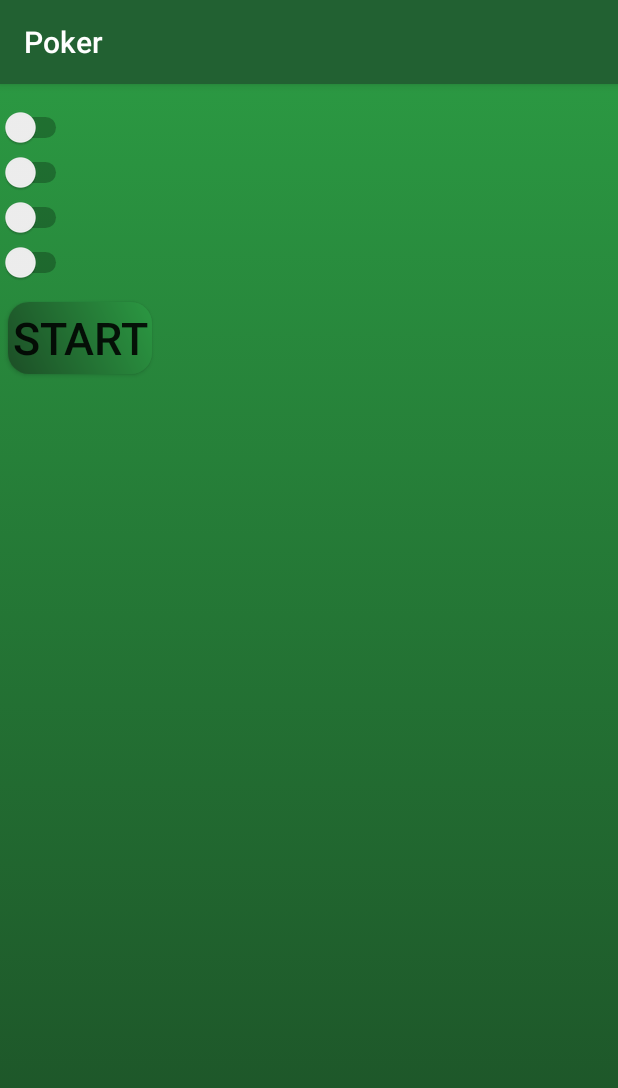
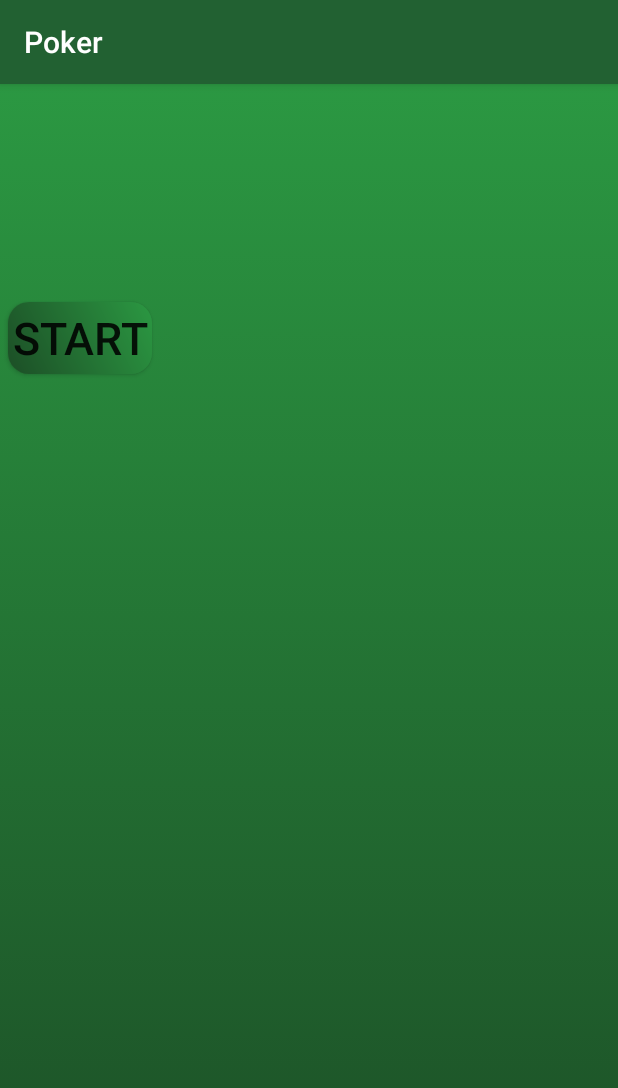
Before and after one commit to SkinnyPigeon/Android_Poker, an Android app: the screen it shows after launch (MainActivity), on a phone screen of 412 x 824 dp. Shown: the top 1088 px of the screen. Run offline under Robolectric (Android 15) with nearby library versions, the phone set to English and light mode, and no system bars.

Commit message:
the call is fixed. next to sort out the winner array again

```diff
--- a/app/src/main/java/com/example/user/cards/MainActivity.java
+++ b/app/src/main/java/com/example/user/cards/MainActivity.java
@@ -8,6 +8,8 @@ import android.widget.Button;
 import android.widget.CompoundButton;
 import android.widget.TextView;
 import android.widget.Switch;
+
+import java.util.ArrayList;
 
 /**
  * Created by user on 19/08/2016.
@@ -28,9 +30,9 @@ public class MainActivity extends AppCompatActivity{
     Button mFold;
     Button mWinner;
     TextView mWinnerName;
+    ArrayList< Player > mDefaultPlayers;
 
     TextView mPlayerBet;
-
 
     TextView mPotValue;
 
@@ -38,10 +40,10 @@ public class MainActivity extends AppCompatActivity{
 
     TextView mPlayerChips;
 
-    Switch mPOneTog;
-    Switch mPTwoTog;
-    Switch mPThreeTog;
-    Switch mPFourTog;
+//    Switch mPOneTog;
+//    Switch mPTwoTog;
+//    Switch mPThreeTog;
+//    Switch mPFourTog;
 
     boolean mPOneReady;
     boolean mPTwoReady;
@@ -55,7 +57,6 @@ public class MainActivity extends AppCompatActivity{
 
     Game mGame;
     TestCards mCards;
-    Logic mLogic;
 
     private static Integer mBetValue;
 
@@ -74,62 +75,71 @@ public class MainActivity extends AppCompatActivity{
 
         mToCall = ( TextView )findViewById( R.id.to_call );
 
-
         mCommunityCards = ( TextView )findViewById( R.id.community_cards );
 
         mGame = new Game(4);
-        mPOneTog = ( Switch )findViewById( R.id.p_one_toggle );
-        mPTwoTog = ( Switch )findViewById( R.id.p_two_toggle );
-        mPThreeTog = ( Switch )findViewById( R.id.p_three_toggle );
-        mPFourTog = ( Switch )findViewById( R.id.p_four_toggle );
 
-        mPOneTog.setOnCheckedChangeListener(new CompoundButton.OnCheckedChangeListener() {
-            @Override
-            public void onCheckedChanged(CompoundButton buttonView, boolean isChecked) {
-                if (isChecked) {
-                    mPOneReady = true;
+        mDefaultPlayers = new ArrayList<Player>();
+//        mPOneTog = ( Switch )findViewById( R.id.p_one_toggle );
+//        mPTwoTog = ( Switch )findViewById( R.id.p_two_toggle );
+//        mPThreeTog = ( Switch )findViewById( R.id.p_three_toggle );
+//        mPFourTog = ( Switch )findViewById( R.id.p_four_toggle );
+
+//        mPOneTog.setOnCheckedChangeListener(new CompoundButton.OnCheckedChangeListener() {
+//            @Override
+//            public void onCheckedChanged(CompoundButton buttonView, boolean isChecked) {
+//                if (isChecked) {
+//                    mPOneReady = true;
                     mJeff = new Player("Jeff", 1);
                     mJeff.in();
-                    mGame.addPlayerToGame(mJeff);
-                }
-            }
-        });
 
-        mPTwoTog.setOnCheckedChangeListener(new CompoundButton.OnCheckedChangeListener() {
-            @Override
-            public void onCheckedChanged(CompoundButton buttonView, boolean isChecked) {
-                if( isChecked ) {
-                    mPTwoReady = true;
+//                    mGame.addPlayerToGame(mJeff);
+//                }
+//            }
+//        });
+//
+//        mPTwoTog.setOnCheckedChangeListener(new CompoundButton.OnCheckedChangeListener() {
+//            @Override
+//            public void onCheckedChanged(CompoundButton buttonView, boolean isChecked) {
+//                if( isChecked ) {
+//                    mPTwoReady = true;
                     mSteve = new Player( "Steve", 2 );
                     mSteve.in();
-                    mGame.addPlayerToGame( mSteve );
-                }
-            }
-        });
-
-        mPThreeTog.setOnCheckedChangeListener(new CompoundButton.OnCheckedChangeListener() {
-            @Override
-            public void onCheckedChanged(CompoundButton buttonView, boolean isChecked) {
-                if( isChecked ) {
-                    mPThreeReady = true;
+//                    mGame.addPlayerToGame( mSteve );
+//                }
+//            }
+//        });
+//
+//        mPThreeTog.setOnCheckedChangeListener(new CompoundButton.OnCheckedChangeListener() {
+//            @Override
+//            public void onCheckedChanged(CompoundButton buttonView, boolean isChecked) {
+//                if( isChecked ) {
+//                    mPThreeReady = true;
                     mDave = new Player( "Dave", 3 );
                     mDave.in();
-                    mGame.addPlayerToGame( mDave );
-                }
-            }
-        });
-
-        mPFourTog.setOnCheckedChangeListener(new CompoundButton.OnCheckedChangeListener() {
-            @Override
-            public void onCheckedChanged(CompoundButton buttonView, boolean isChecked) {
-                if( isChecked ) {
-                    mPFourReady = true;
+//                    mGame.addPlayerToGame( mDave );
+//                }
+//            }
+//        });
+//
+//        mPFourTog.setOnCheckedChangeListener(new CompoundButton.OnCheckedChangeListener() {
+//            @Override
+//            public void onCheckedChanged(CompoundButton buttonView, boolean isChecked) {
+//                if( isChecked ) {
+//                    mPFourReady = true;
                     mBob = new Player( "Bob", 4 );
                     mBob.in();
-                    mGame.addPlayerToGame( mBob );
-                }
-            }
-        });
+//                    mGame.addPlayerToGame( mBob );
+//                }
+//            }
+//        });
+
+        mDefaultPlayers.add( mJeff );
+        mDefaultPlayers.add( mSteve );
+        mDefaultPlayers.add( mDave);
+        mDefaultPlayers.add(mBob );
+
+        cloner();
 
         mPlus = ( Button )findViewById( R.id.plus );
         mCall = ( Button )findViewById( R.id.call );
@@ -145,15 +155,8 @@ public class MainActivity extends AppCompatActivity{
 
         mBetValue = 0;
 
-        mPlus.setVisibility(View.INVISIBLE);
-        mCall.setVisibility(View.INVISIBLE);
-        mBet.setVisibility(View.INVISIBLE);
-        mPotValue.setVisibility(View.INVISIBLE);
-        mCommunityCards.setVisibility(View.INVISIBLE);
-        mCheck.setVisibility(View.INVISIBLE);
-        mFold.setVisibility(View.INVISIBLE);
-        mWinner.setVisibility(View.INVISIBLE);
-        mToCall.setVisibility(View.INVISIBLE);
+        hideEverthing();
+
 
         mStart.setOnClickListener(new View.OnClickListener() {
             @Override
@@ -161,25 +164,25 @@ public class MainActivity extends AppCompatActivity{
 
                 mCards = new TestCards();
 
-                if (mPOneReady) {
+//                if (mPOneReady) {
                     mGame.accessPlayer(0).takeCard(mCards.deal());
                     mGame.accessPlayer(0).takeCard(mCards.deal());
-                }
+//                }
 
-                if (mPTwoReady) {
+//                if (mPTwoReady) {
                     mGame.accessPlayer(1).takeCard(mCards.deal());
                     mGame.accessPlayer(1).takeCard(mCards.deal());
-                }
+//                }
 
-                if (mPThreeReady) {
+//                if (mPThreeReady) {
                     mGame.accessPlayer(2).takeCard(mCards.deal());
                     mGame.accessPlayer(2).takeCard(mCards.deal());
-                }
+//                }
 
-                if (mPFourReady) {
+//                if (mPFourReady) {
                     mGame.accessPlayer(3).takeCard(mCards.deal());
                     mGame.accessPlayer(3).takeCard(mCards.deal());
-                }
+//                }
 
                 mGame.takeCard(mCards.deal());
                 mGame.takeCard(mCards.deal());
@@ -193,21 +196,15 @@ public class MainActivity extends AppCompatActivity{
 
                 mCommunityCards.setText(mGameCards);
 
-                mPOneTog.setVisibility(View.INVISIBLE);
-                mPTwoTog.setVisibility(View.INVISIBLE);
-                mPThreeTog.setVisibility(View.INVISIBLE);
-                mPFourTog.setVisibility(View.INVISIBLE);
-                mStart.setVisibility(View.INVISIBLE);
+                hideStart();
 
-                mPlus.setVisibility(View.VISIBLE);
-                mCall.setVisibility(View.VISIBLE);
-                mBet.setVisibility(View.VISIBLE);
-                mPotValue.setVisibility(View.VISIBLE);
-                mFold.setVisibility((View.VISIBLE));
-                mWinner.setVisibility(View.VISIBLE);
-                mToCall.setVisibility(View.VISIBLE);
+                showEverything();
 
-                mGame.megaCheck(mJeff, mSteve, mDave, mBob);
+                for( int i = 0; i < mGame.getArraySize(); i++ ) {
+                    mGame.accessPlayer(i).in();
+                }
+
+                mGame.megaCheck( mGame.accessPlayer(0), mGame.accessPlayer(1), mGame.accessPlayer(2), mGame.accessPlayer(3) );
 
                 Integer pot = mGame.showPot();
                 String potText = "Pot: " + " " + pot.toString();
@@ -275,9 +272,7 @@ public class MainActivity extends AppCompatActivity{
                 if( mGame.getArraySize() == 1 ) {
                     mGame.handWon(mGame.getCurrentPlayer());
 //                    nextHand();
-
                 }
-
                 setText();
             }
         });
@@ -293,16 +288,12 @@ public class MainActivity extends AppCompatActivity{
                 mGame.handWon(mGame.seeWinner());
                 mWinnerName.setText(mGame.seeWinner().name());
 
-                Log.d( "Array", mGame.seePlayersArray().toString() );
+                Log.d("Array", mGame.seePlayersArray().toString() );
 
-                nextHand();
+//                nextHand();
             }
         });
-
-
     }
-
-
 
     public void playerBet( Player player, Integer chips, TextView betText ) {
         player.placeBet(chips);
@@ -359,7 +350,7 @@ public class MainActivity extends AppCompatActivity{
     public void logicCheck() {
 
         for( int i = 0; i < mGame.getArraySize(); i ++ ) {
-            Logic logic = new Logic( mGame.seeHand(), mGame.accessPlayer(i).seeHand() );
+            Logic logic = new Logic( mGame.seeHand(), mGame.accessPlayer(0).seeHand() );
             logic.combineCards();
             logic.setScore();
             mGame.accessPlayer(i).awardScore(logic.seeScore());
@@ -377,7 +368,7 @@ public class MainActivity extends AppCompatActivity{
         mPlayerCards.setText( cards );
 
         Integer potInt = mGame.showPot();
-        String pot = potInt.toString();
+        String pot = "Pot: " + potInt.toString();
         mPotValue.setText( pot );
 
         Integer betInt = mBetValue;
@@ -398,23 +389,72 @@ public class MainActivity extends AppCompatActivity{
     }
 
     public void nextHand() {
+        TestCards cards = new TestCards();
+        cards.shuffle();
 
-//        for( int i = 0; i < mGame.getArraySize(); i ++ ) {
-//            mGame.accessPlayer(i).resetHand();
-//            mGame.accessPlayer(i).resetLastBet();
-//            mGame.accessPlayer(i).resetBet();
-//        }
-//        mGame.resetPlayers();
-//
-//        mGame.addPlayerToGame( mJeff );
-//        mGame.addPlayerToGame(mSteve );
-//        mGame.addPlayerToGame( mDave );
-//        mGame.addPlayerToGame( mBob );
-//        mGame.endHand();
-//        mGame.megaCheck( mJeff, mSteve, mDave, mBob );
+        for( int i = 0; i < mGame.getArraySize(); i ++ ) {
+            mGame.accessPlayer(i).resetHand();
+            mGame.accessPlayer(i).resetLastBet();
+            mGame.accessPlayer(i).resetBet();
+
+            mGame.accessPlayer(i).takeCard(cards.deal());
+            mGame.accessPlayer(i).takeCard(cards.deal());
+        }
+
+        mGame.megaCheck( mGame.accessPlayer(0), mGame.accessPlayer(1), mGame.accessPlayer(2), mGame.accessPlayer(3) );
+
+        mGame.turnEnd();
+        mGame.endHand();
         setText();
-        Log.d( "Ending hand:", "OK");
+        Log.d("Ending hand:", "OK");
 
+//        showStart();
+
+    }
+
+    public void hideEverthing() {
+        mPlus.setVisibility(View.INVISIBLE);
+        mCall.setVisibility(View.INVISIBLE);
+        mBet.setVisibility(View.INVISIBLE);
+        mPotValue.setVisibility(View.INVISIBLE);
+        mCommunityCards.setVisibility(View.INVISIBLE);
+        mCheck.setVisibility(View.INVISIBLE);
+        mFold.setVisibility(View.INVISIBLE);
+        mWinner.setVisibility(View.INVISIBLE);
+        mToCall.setVisibility(View.INVISIBLE);
+    }
+
+    public void showEverything() {
+        mPlus.setVisibility(View.VISIBLE);
+        mCall.setVisibility(View.VISIBLE);
+        mBet.setVisibility(View.VISIBLE);
+        mPotValue.setVisibility(View.VISIBLE);
+        mFold.setVisibility((View.VISIBLE));
+        mWinner.setVisibility(View.VISIBLE);
+        mToCall.setVisibility(View.VISIBLE);
+    }
+
+    public void hideStart() {
+//        mPOneTog.setVisibility(View.INVISIBLE);
+//        mPTwoTog.setVisibility(View.INVISIBLE);
+//        mPThreeTog.setVisibility(View.INVISIBLE);
+//        mPFourTog.setVisibility(View.INVISIBLE);
+        mStart.setVisibility(View.INVISIBLE);
+    }
+
+    public void showStart() {
+        hideEverthing();
+//        mPOneTog.setVisibility(View.VISIBLE);
+//        mPTwoTog.setVisibility(View.VISIBLE);
+//        mPThreeTog.setVisibility(View.VISIBLE);
+//        mPFourTog.setVisibility(View.VISIBLE);
+        mStart.setVisibility(View.VISIBLE);
+    }
+
+    public void cloner() {
+        for( int i = 0; i < mDefaultPlayers.size(); i ++ ) {
+            mGame.addPlayerToGame( mDefaultPlayers.get(i).clone() );
+        }
     }
 
 
--- a/app/src/main/java/com/example/user/cards/Player.java
+++ b/app/src/main/java/com/example/user/cards/Player.java
@@ -12,7 +12,7 @@ public class Player extends AppCompatActivity {
     private int mBet;
     private int mSmallBlindValue;
     private int mBigBlindValue;
-    private int mPlayerNumber;
+    private Integer mPlayerNumber;
     private int mLastBet;
     private Integer mScore;
     private Integer mKicker;
@@ -32,6 +32,10 @@ public class Player extends AppCompatActivity {
         mFolded = true;
         mLastBet = 0;
         mBigBlind = false;
+    }
+
+    public Player clone() {
+        return new Player( mName, mPlayerNumber );
     }
 
     public void turnOnBigBlind() {
@@ -148,7 +152,7 @@ public class Player extends AppCompatActivity {
         return mLastBet;
     }
 
-    public int number() {
+    public Integer number() {
         return mPlayerNumber;
     }
 
@@ -181,6 +185,7 @@ public class Player extends AppCompatActivity {
     }
 
     public void resetHand() {
-        mHand.removeAll(mHand);
+        mHand.remove(0);
+        mHand.remove(0);
     }
 }
--- /dev/null
+++ b/app/src/main/java/com/example/user/cards/PlayerSorter.java
@@ -0,0 +1,15 @@
+package com.example.user.cards;
+
+import java.util.Comparator;
+
+/**
+ * Created by user on 17/08/2016.
+ */
+
+public class PlayerSorter implements Comparator<Player> {
+
+    public int compare( Player self, Player other ) {
+        return self.number().compareTo( other.number() );
+    }
+
+}
--- a/app/src/main/res/layout/activity_main.xml
+++ b/app/src/main/res/layout/activity_main.xml
@@ -4,29 +4,29 @@
     android:background="@drawable/gradient"
     >
 
-    <Switch
-        android:layout_width="wrap_content"
-        android:layout_height="wrap_content"
-        android:id="@+id/p_one_toggle"
-        android:layout_marginTop="15dp"/>
+    <!--<Switch-->
+        <!--android:layout_width="wrap_content"-->
+        <!--android:layout_height="wrap_content"-->
+        <!--android:id="@+id/p_one_toggle"-->
+        <!--android:layout_marginTop="15dp"/>-->
 
-    <Switch
-        android:layout_width="wrap_content"
-        android:layout_height="wrap_content"
-        android:id="@+id/p_two_toggle"
-        android:layout_marginTop="45dp"/>
+    <!--<Switch-->
+        <!--android:layout_width="wrap_content"-->
+        <!--android:layout_height="wrap_content"-->
+        <!--android:id="@+id/p_two_toggle"-->
+        <!--android:layout_marginTop="45dp"/>-->
 
-    <Switch
-        android:layout_width="wrap_content"
-        android:layout_height="wrap_content"
-        android:id="@+id/p_three_toggle"
-        android:layout_marginTop="75dp"/>
+    <!--<Switch-->
+        <!--android:layout_width="wrap_content"-->
+        <!--android:layout_height="wrap_content"-->
+        <!--android:id="@+id/p_three_toggle"-->
+        <!--android:layout_marginTop="75dp"/>-->
 
-    <Switch
-        android:layout_width="wrap_content"
-        android:layout_height="wrap_content"
-        android:id="@+id/p_four_toggle"
-        android:layout_marginTop="105dp"/>
+    <!--<Switch-->
+        <!--android:layout_width="wrap_content"-->
+        <!--android:layout_height="wrap_content"-->
+        <!--android:id="@+id/p_four_toggle"-->
+        <!--android:layout_marginTop="105dp"/>-->
 
     <Button
         android:layout_width="wrap_content"
```
Also changed, not shown: app/src/main/java/com/example/user/cards/Game.java (+13 -10 lines).
